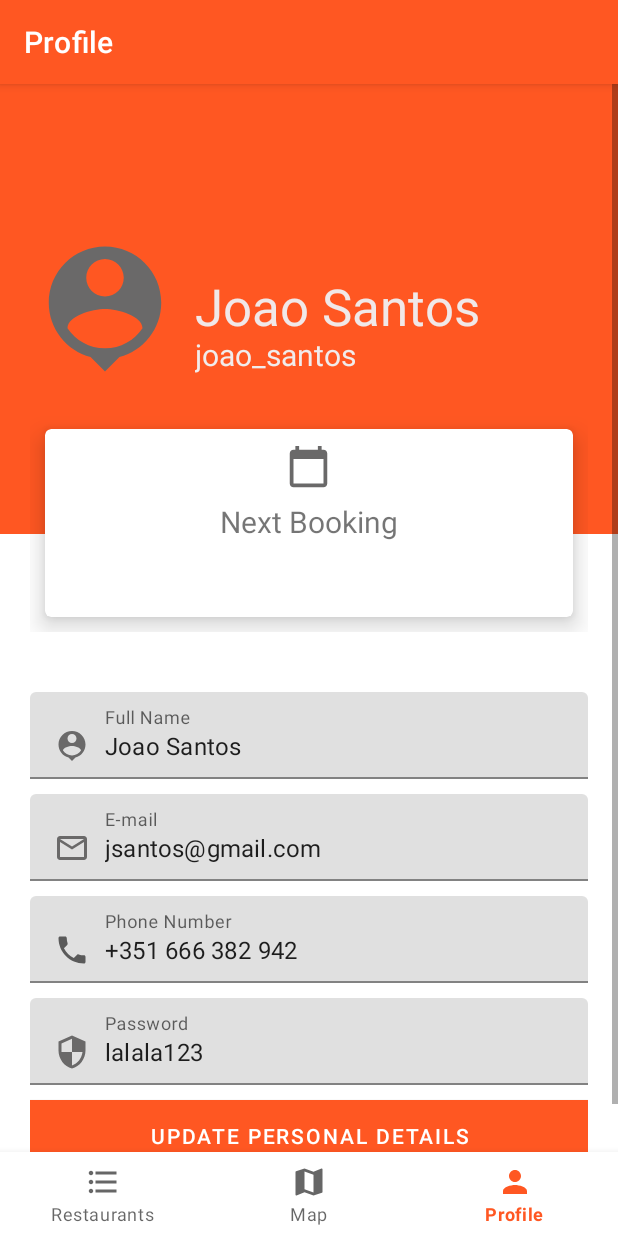
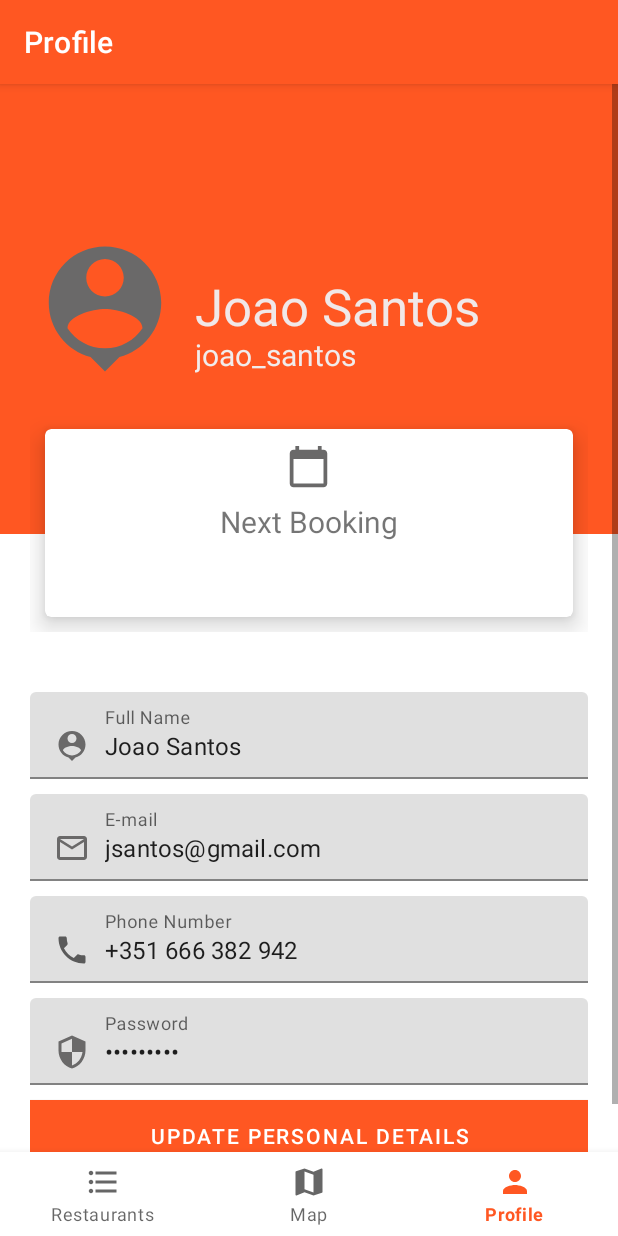
Before and after one commit to PedromDimas/IPM, an Android app: the ProfileFragment screen opened through its navigation route, on a phone screen of 412 x 824 dp. Run offline under Robolectric (Android 15) with nearby library versions, the phone set to English and light mode, and no system bars; our stand-ins replace navigation-ui.

Commit message:
let it be

```diff
--- a/app/src/main/java/pt/unl/fct/LoginActivity.java
+++ b/app/src/main/java/pt/unl/fct/LoginActivity.java
@@ -7,6 +7,7 @@ import android.widget.TextView;
 import androidx.appcompat.app.AppCompatActivity;
 
 public class LoginActivity extends AppCompatActivity {
+
 
     @Override
     protected void onCreate(Bundle savedInstanceState) {
--- a/app/src/main/res/layout/fragment_profile.xml
+++ b/app/src/main/res/layout/fragment_profile.xml
@@ -156,9 +156,10 @@
             <com.google.android.material.textfield.TextInputEditText
                 android:layout_width="match_parent"
                 android:layout_height="wrap_content"
+                android:drawableStart="@drawable/ic_security_white"
                 android:drawableLeft="@drawable/ic_security_white"
                 android:drawablePadding="10dp"
-                android:drawableStart="@drawable/ic_security_white"
+                android:password="true"
                 android:text="lalala123" />
 
         </com.google.android.material.textfield.TextInputLayout>
```
Also changed, not shown: app/src/main/java/pt/unl/fct/RegisterActivity.java (+8 -0 lines).
